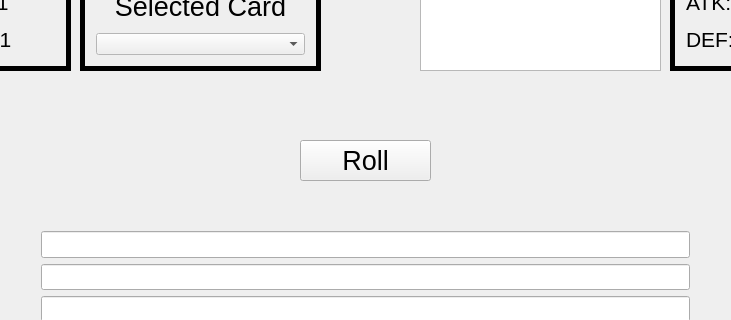
First picture: the form in mainwindow.ui, repository danzmoses/cs100-project, before the edit; both pictures show x 141 to 872 and y 311 to 631 of the 1024 by 768 pixel window.
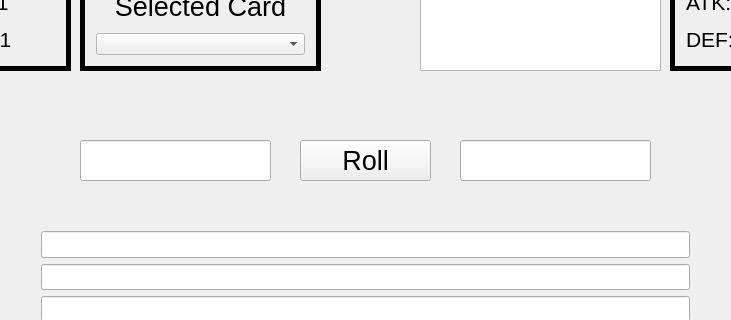
Second picture: the form after the edit. The open tabs and pages were chosen to show the change.

Commit message: Player can now battle a single enemy - when the player or the enemy dies, the result of the battle is shown - nextTurn() occurs when the user presses Roll - player and enemy stats updated after each turn - an area is only one enemy for now (area_enemies.size() == 1) - currentEnemy is set when the player enters the battle

```diff
--- a/mainwindow.ui
+++ b/mainwindow.ui
@@ -2416,6 +2416,36 @@
          <string>Roll</string>
         </property>
        </widget>
+       <widget class="QLineEdit" name="battle_menu_player_roll">
+        <property name="geometry">
+         <rect>
+          <x>210</x>
+          <y>440</y>
+          <width>191</width>
+          <height>41</height>
+         </rect>
+        </property>
+        <property name="font">
+         <font>
+          <pointsize>16</pointsize>
+         </font>
+        </property>
+       </widget>
+       <widget class="QLineEdit" name="battle_menu_enemy_roll">
+        <property name="geometry">
+         <rect>
+          <x>590</x>
+          <y>440</y>
+          <width>191</width>
+          <height>41</height>
+         </rect>
+        </property>
+        <property name="font">
+         <font>
+          <pointsize>16</pointsize>
+         </font>
+        </property>
+       </widget>
       </widget>
      </widget>
     </item>
```
Left out of the diff: 8 changed lines with no effect on the pictures. The commit also changes 2 other files.
